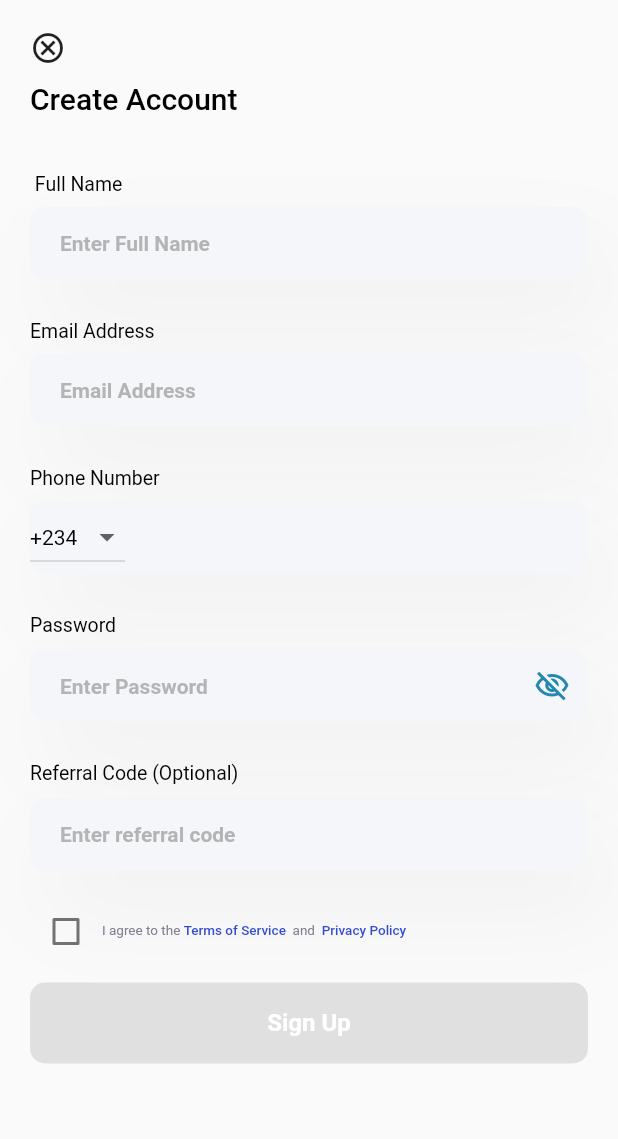
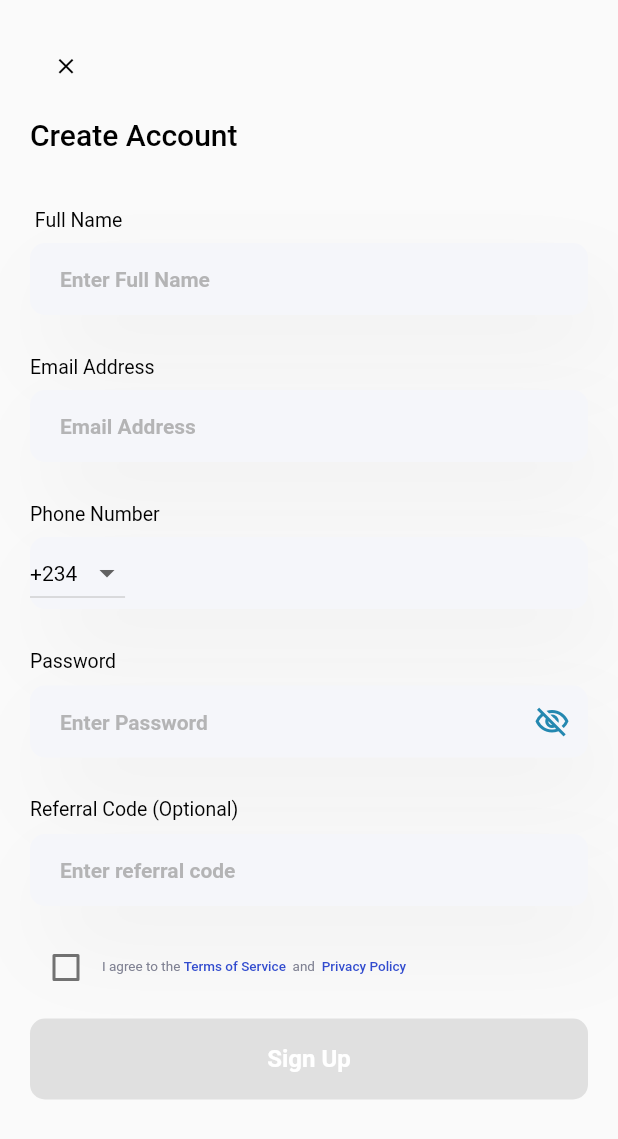
Before and after one commit to sholarrh/compact_pay, a Flutter app: the SignUp screen opened directly, on a phone screen of 412 x 824 dp. Shown: the top 1139 px of the screen. Run offline on Flutter 3.47's test engine with Material 2 defaults, Android fonts, the phone set to English and light mode, and no system bars; Roboto replaces fonts that are missing (Poppins).

Commit message:
Fifth push

```diff
--- a/lib/main.dart
+++ b/lib/main.dart
@@ -31,7 +31,7 @@ class MyApp extends StatelessWidget {
         // is not restarted.
         primarySwatch: Colors.blue,
       ),
-      home: Settings(),
+      home: SecuritySettings(),
     );
   }
 }
--- a/lib/screens/auth/sign_up.dart
+++ b/lib/screens/auth/sign_up.dart
@@ -25,6 +25,7 @@ class _SignUpState extends State<SignUp> {
   TextEditingController _email = TextEditingController();
   TextEditingController _phonenumber = TextEditingController();
   TextEditingController _password = TextEditingController();
+  TextEditingController _referralcode = TextEditingController();
 
   final formkey = GlobalKey<FormState>();
 
@@ -40,7 +41,14 @@ class _SignUpState extends State<SignUp> {
               child: Column(
                 crossAxisAlignment: CrossAxisAlignment.start,
                 children: [
-                  Icon(Icons.cancel_outlined),
+                  IconButton(
+                    icon: Icon(Icons.close),
+                    color: black,
+                    iconSize: 17,
+                    onPressed: () {
+                      Navigator.pop(context);
+                    },
+                  ),
                   SizedBox(height: 10),
                   MyText(
                     'Create Account',
@@ -78,7 +86,7 @@ class _SignUpState extends State<SignUp> {
                   InputField(
                     validator: validateEmail,
                     hintText: 'Email Address',
-                    keyBoardType: TextInputType.name,
+                    keyBoardType: TextInputType.emailAddress,
                     isPassword: false,
                     hasSuffixIcon: false,
                     inputController: _email,
@@ -165,7 +173,7 @@ class _SignUpState extends State<SignUp> {
                     keyBoardType: TextInputType.name,
                     isPassword: false,
                     hasSuffixIcon: false,
-                    inputController: _password,
+                    inputController: _referralcode,
                   ),
                   SizedBox(height: 15),
                   Row(
```
